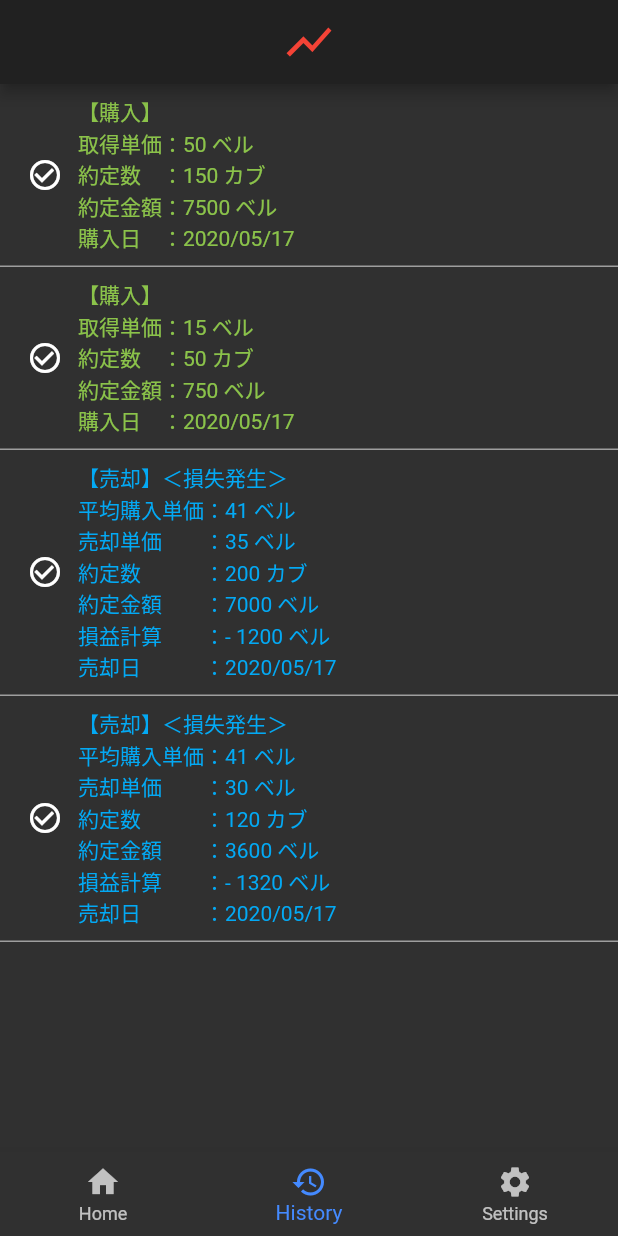
After one commit to jskny/atumori-stock-manager, a Flutter app: the screen it shows after launch, swiped to page 2, on a phone screen of 412 x 824 dp. The commit adds this screen. Run offline on Flutter 3.47's test engine with Material 2 defaults, Android fonts, the phone set to English and light mode, and no system bars; our stand-ins replace fluttertoast.

Commit message:
separate trade-history page

```diff
--- /dev/null
+++ b/lib/historypage.dart
@@ -0,0 +1,258 @@
+/*
+ * あつもり
+ * カブ価メモ君
+ *
+ * 取引履歴モジュール
+ *
+ * 2020/02/51
+ * jskny
+ */
+
+import 'package:flutter/material.dart';
+
+
+// 取引ログ格納用構造体
+class TradeInfo {
+	// 取引区分（０＝未指定、１＝買付、２＝売却）
+	int type;
+
+	// 取引単価
+	int price;
+
+	// 取引個数
+	int number;
+
+	// 処理日付等
+	int date;
+
+	// 初期化だけをするコンストラクタ
+	TradeInfo() :
+		this.type = 0,
+		this.price = 0,
+		this.number = 0,
+		this.date = 0;
+
+
+	// 取引区分、単価価格、数量
+	TradeInfo.fill(int t, int p, int n) {
+		this.type = t;
+		this.price = p;
+		this.number = n;
+	}
+
+
+	// 表示
+	void disp() {
+		// 取引区分：単価：個数
+		// Buy, Sell, Null
+		print("${this.type == 1 ? "B" : (this.type == 2 ? "S" : "N") }, ${this.price}, ${this.number}");
+	}
+}
+
+
+class _InheritedWidgetForPageOfHistory extends InheritedWidget {
+	_InheritedWidgetForPageOfHistory({
+	Key key,
+	@required Widget child,
+	@required this.data,
+	}) : super(key: key, child: child);
+
+	final PageWidgetOfHistory data;
+
+	@override
+	bool updateShouldNotify(_InheritedWidgetForPageOfHistory oldWidget) {
+		return true;
+	}
+}
+
+
+class PageWidgetOfHistory extends StatefulWidget {
+	PageWidgetOfHistory({
+		Key key,
+		this.child,
+	}) : super(key: key);
+
+	final Widget child;
+
+	@override
+	PageWidgetOfHistoryState createState() => PageWidgetOfHistoryState();
+
+	static PageWidgetOfHistory of(BuildContext context, {bool rebuild = true}) {
+		if (rebuild) {
+			return (context.dependOnInheritedWidgetOfExactType<_InheritedWidgetForPageOfHistory>().data);
+		}
+
+		return (context.findAncestorWidgetOfExactType<_InheritedWidgetForPageOfHistory>().data);
+	}
+}
+
+
+class PageWidgetOfHistoryState extends State<PageWidgetOfHistory> {
+ 	// 取引履歴
+	List<TradeInfo> _tradeInfo = new List<TradeInfo>();
+
+	// 保有カブ数
+	int _possessionStockNum = 0;
+	int _possessionStockAvePrice = 0;
+
+
+	@override
+	void initState() {
+		super.initState();
+
+		// 買付ダミー
+		this._tradeInfo.add(new TradeInfo.fill(1, 50, 150));
+		this._tradeInfo.add(new TradeInfo.fill(1, 15, 50));
+
+		// 売却ダミー
+		this._tradeInfo.add(new TradeInfo.fill(2, 35, 200));
+		this._tradeInfo.add(new TradeInfo.fill(2, 30, 120));
+
+
+		// 保有株式数等計算
+		for (int i = 0; i < this._tradeInfo.length; ++i) {
+			// 日付が先週のものは計算除外
+			// TODO:
+
+			if (this._tradeInfo[i].type == 1) {
+				// 買付
+				_possessionStockAvePrice += this._tradeInfo[i].price * this._tradeInfo[i].number;
+				_possessionStockNum += this._tradeInfo[i].number;
+			}
+		}
+		if (_possessionStockNum > 0) {
+			_possessionStockAvePrice = _possessionStockAvePrice ~/ _possessionStockNum;
+		}
+	}
+
+	@override
+	Widget build(BuildContext context) {
+		return (_createHistoryPage(context));
+	}
+
+
+	// 取引履歴画面
+	Container _createHistoryPage(BuildContext context) {
+		return (
+			Container(
+				child: ListView.builder(
+					itemCount: this._tradeInfo.length,
+					itemBuilder: (context, int index) {
+						// 買付の場合
+						if (this._tradeInfo[index].type == 1) {
+							return (_historyItemBought(this._tradeInfo[index].price, this._tradeInfo[index].number));
+						}
+						// 売却の場合
+						else if (this._tradeInfo[index].type == 2) {
+							// 平均取得残高計算
+							int tmpPrice = 0;
+							int tmpCnt = 0;
+
+							// ログから平均取得残高を計算
+							for (int i = 0; i < this._tradeInfo.length; ++i) {
+								// 日付が先週のものは計算除外
+								// TODO:
+
+								if (this._tradeInfo[i].type == 1) {
+									// 買付
+									tmpPrice += this._tradeInfo[i].price * this._tradeInfo[i].number;
+									tmpCnt += this._tradeInfo[i].number;
+								}
+
+								print("${tmpCnt}:${tmpPrice}");
+								this._tradeInfo[i].disp();
+							}
+
+							if (tmpPrice > 0) {
+								tmpPrice = tmpPrice ~/ tmpCnt;
+							}
+
+							return (_historyItemSell(this._tradeInfo[index].price, this._tradeInfo[index].number, tmpPrice));
+						}
+
+						return (Padding());
+					}
+				)
+			)
+		);
+	}
+
+
+	// 取引記録（購入）のオブジェクト
+	Widget _historyItemBought(int price, int count) {
+		return GestureDetector(
+			child:Container(
+				padding: EdgeInsets.all(8.0),
+				decoration: new BoxDecoration(
+					border: new Border(bottom: BorderSide(width: 1.0, color: Colors.grey)
+				)
+			),
+
+			child: Row(
+					children: <Widget>[
+						Container(
+							margin: EdgeInsets.all(10.0),
+							child:Icon(Icons.check_circle_outline),
+						),
+						Text(
+							"【購入】\n"
+							"取得単価：${price} ベル\n"
+							"約定数　：${count} カブ\n"
+							"約定金額：${price * count} ベル\n"
+							"購入日　：2020/05/17",
+							style: TextStyle(
+								color:Colors.lightGreen,
+								fontSize: 14.0
+							),
+						),
+					],
+				)
+			),
+
+			onTap: () {
+				print("onTap called.");
+			},
+		);
+	}
+
+
+	// 取引記録（売却）のオブジェクト
+	Widget _historyItemSell(int sellPrice, int sellCount, int boughtPrice) {
+		return GestureDetector(
+			child:Container(
+					padding: EdgeInsets.all(8.0),
+					decoration: new BoxDecoration(
+					border: new Border(
+						bottom: BorderSide(width: 1.0, color: Colors.grey)
+					)
+				),
+
+				child: Row(
+						children: <Widget>[
+							Container(
+								margin: EdgeInsets.all(10.0),
+								child:Icon(Icons.check_circle_outline),
+							),
+							Text(
+								"【売却】${(sellPrice - boughtPrice < 0) ? "＜損失発生＞" : "＜利益発生＞"}\n"
+								"平均購入単価：${boughtPrice} ベル\n"
+								"売却単価　　：${sellPrice} ベル\n"
+								"約定数　　　：${sellCount} カブ\n"
+								"約定金額　　：${sellPrice * sellCount} ベル\n"
+								"損益計算　　：${(sellPrice - boughtPrice) > 0 ? "+" : "-"} ${((sellPrice - boughtPrice) * sellCount).abs()} ベル\n"
+								"売却日　　　：2020/05/17",
+								style: TextStyle(
+									color: (sellPrice - boughtPrice < 0) ? Colors.lightBlue : Colors.red,
+									fontSize: 14.0
+								),
+							),
+						],
+					)
+				),
+
+			onTap: () {
+				print("onTap called.");
+			},
+		);
+	}
+}
```
Also changed, not shown: lib/main.dart (+2 -187 lines).
